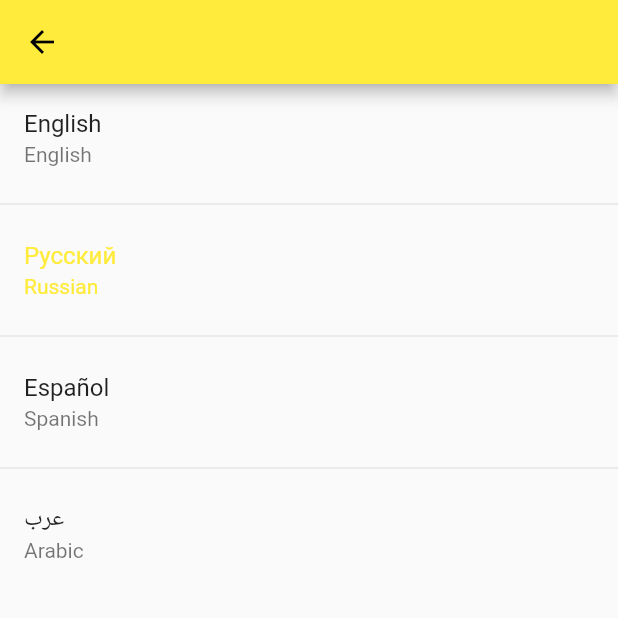
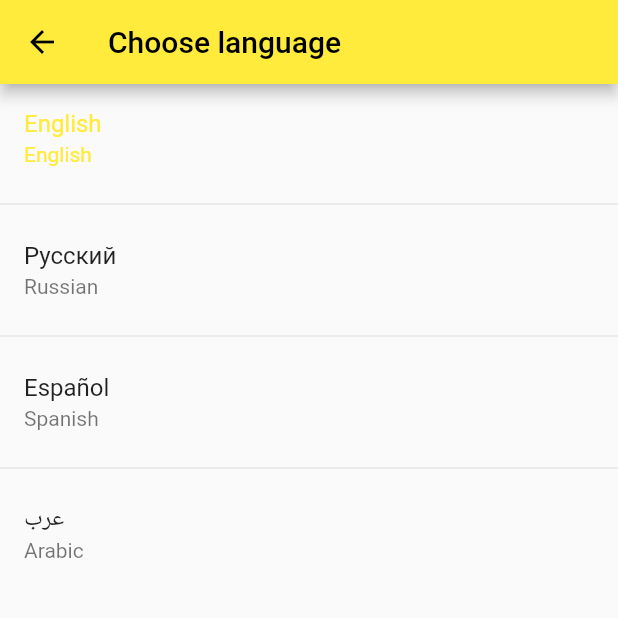
Before and after one commit to MariyaVik/provider-counter-theme-localization, a Flutter app: the LanguageScreen screen opened by its route, after a tap on "English", on a phone screen of 412 x 824 dp, the top half of it. Run offline on Flutter 3.47's test engine with Material 2 defaults, Android fonts, the phone set to English and light mode, and no system bars; generated files the repository leaves out were written again.

Commit message:
updated packages

```diff
--- a/l10n/app_ar.arb
+++ b/l10n/app_ar.arb
@@ -1,3 +1,5 @@
-{"instruction" : ":انقر فوق الزر",
+{"title": "تطبيق تعليمي",
+"instruction" : ":انقر فوق الزر",
+"select": "اختر اللغة",
 "language": "عرب",
 "language_en": "Arabic"}
--- a/l10n/app_en.arb
+++ b/l10n/app_en.arb
@@ -1,4 +1,6 @@
-{"instruction" : "You have pushed the button this many times:",
+{"title": "Educational App",
+"instruction" : "You have pushed the button this many times:",
+"select": "Choose language",
 "language": "English",
 "language_en": "English"
 }
--- a/l10n/app_es.arb
+++ b/l10n/app_es.arb
@@ -1,3 +1,5 @@
-{"instruction" : "Presiona el botón:",
+{"title": "Aplicación Educativa",
+"instruction" : "Presiona el botón:",
+"select": "Elige lengua",
 "language": "Español",
 "language_en": "Spanish"}
--- a/l10n/app_ru.arb
+++ b/l10n/app_ru.arb
@@ -1,3 +1,5 @@
-{"instruction" : "Нажимай на кнопку:",
+{"title": "Учебное приложение",
+    "instruction" : "Нажимай на кнопку:",
+"select": "Выберите язык",
 "language": "Русский",
 "language_en": "Russian"}
--- a/lib/common/locale_model.dart
+++ b/lib/common/locale_model.dart
@@ -1,5 +1,6 @@
 import 'package:flutter/material.dart';
-import 'package:provider_simple_counter/common/localization.dart';
+
+import 'localization.dart';
 
 class LocaleModel extends ChangeNotifier {
   Locale _currentLocale = Localization.ru;
--- a/lib/ui/app.dart
+++ b/lib/ui/app.dart
@@ -1,13 +1,12 @@
 import 'package:flutter/material.dart';
+import 'package:flutter_gen/gen_l10n/app_localizations.dart';
 import 'package:flutter_localizations/flutter_localizations.dart';
 import 'package:provider/provider.dart';
-import 'package:provider_simple_counter/common/locale_model.dart';
-import 'package:provider_simple_counter/common/localization.dart';
-import 'package:provider_simple_counter/data/models/counter.dart';
-import 'package:flutter_gen/gen_l10n/app_localizations.dart';
-
-import '../common/theme/theme_model.dart';
+import '../common/locale_model.dart';
+import '../common/localization.dart';
+import '../data/models/counter.dart';
 import 'navigation.dart';
+import 'theme/theme_model.dart';
 
 class MyApp extends StatelessWidget {
   const MyApp({Key? key}) : super(key: key);
@@ -19,7 +18,8 @@ class MyApp extends StatelessWidget {
         ChangeNotifierProvider(create: (_) => ThemeModel()),
         ChangeNotifierProvider(create: (_) => LocaleModel())
       ],
-      child: Consumer<ThemeModel>(builder: (context, state, child) {
+      child: Consumer2<ThemeModel, LocaleModel>(
+          builder: (context, theme, locale, child) {
         return MaterialApp(
           debugShowCheckedModeBanner: false,
           localizationsDelegates: const [
@@ -29,9 +29,9 @@ class MyApp extends StatelessWidget {
             GlobalCupertinoLocalizations.delegate,
           ],
           supportedLocales: Localization.supportedLocales,
-          locale: context.watch<LocaleModel>().currentLocale,
+          locale: locale.currentLocale,
           title: 'Flutter Demo',
-          theme: state.theme,
+          theme: theme.theme,
           initialRoute: Navigation.initialRoute,
           onGenerateRoute: Navigation.onGenerateRoute,
         );
--- a/lib/ui/language_setting.dart
+++ b/lib/ui/language_setting.dart
@@ -1,16 +1,20 @@
 import 'package:flutter/material.dart';
 import 'package:provider/provider.dart';
-import 'package:provider_simple_counter/common/locale_model.dart';
-import 'package:provider_simple_counter/common/localization.dart';
 import 'package:flutter_gen/gen_l10n/app_localizations.dart';
+
+import '../common/locale_model.dart';
+import '../common/localization.dart';
 
 class LanguageScreen extends StatelessWidget {
   const LanguageScreen({Key? key}) : super(key: key);
 
   @override
   Widget build(BuildContext context) {
+    return Consumer<LocaleModel>(builder: (context, localeState, _) {
       return Scaffold(
-      appBar: AppBar(),
+          appBar: AppBar(
+            title: Text(Localization.of(context).select),
+          ),
           body: ListView.separated(
             itemBuilder: (context, index) {
               var locale = Localization.supportedLocales[index];
@@ -20,12 +24,13 @@ class LanguageScreen extends StatelessWidget {
                 onTap: () {
                   context.read<LocaleModel>().changeLocale(locale);
                 },
-            selected: context.watch<LocaleModel>().currentLocale == locale,
+                selected: localeState.currentLocale == locale,
               );
             },
             itemCount: Localization.supportedLocales.length,
-        separatorBuilder: (BuildContext context, int index) => const Divider(),
-      ),
-    );
+            separatorBuilder: (BuildContext context, int index) =>
+                const Divider(),
+          ));
+    });
   }
 }
--- a/lib/ui/navigation.dart
+++ b/lib/ui/navigation.dart
@@ -14,8 +14,7 @@ class Navigation {
   static Route<dynamic> onGenerateRoute(RouteSettings settings) {
     switch (settings.name) {
       case NavRouteName.home:
-        return MaterialPageRoute(
-            builder: (context) => const HomeScreen(title: 'Provider'));
+        return MaterialPageRoute(builder: (context) => const HomeScreen());
       case NavRouteName.languages:
         return MaterialPageRoute(builder: (context) => const LanguageScreen());
 
--- a/lib/common/theme/theme_model.dart
+++ b/lib/ui/theme/theme_model.dart
@@ -1,6 +1,6 @@
 import 'package:flutter/material.dart';
 
-import 'theme_dart.dart';
+import 'theme_dark.dart';
 import 'theme_light.dart';
 
 class ThemeModel extends ChangeNotifier {
```
Also changed, not shown: lib/ui/home.dart (+5 -8 lines), lib/ui/theme/theme_dark.dart (renamed from lib/common/theme/theme_dart.dart), lib/ui/theme/theme_light.dart (renamed from lib/common/theme/theme_light.dart), pubspec.lock, 10 other files. Lines whose indentation alone changed are shown as unchanged.
